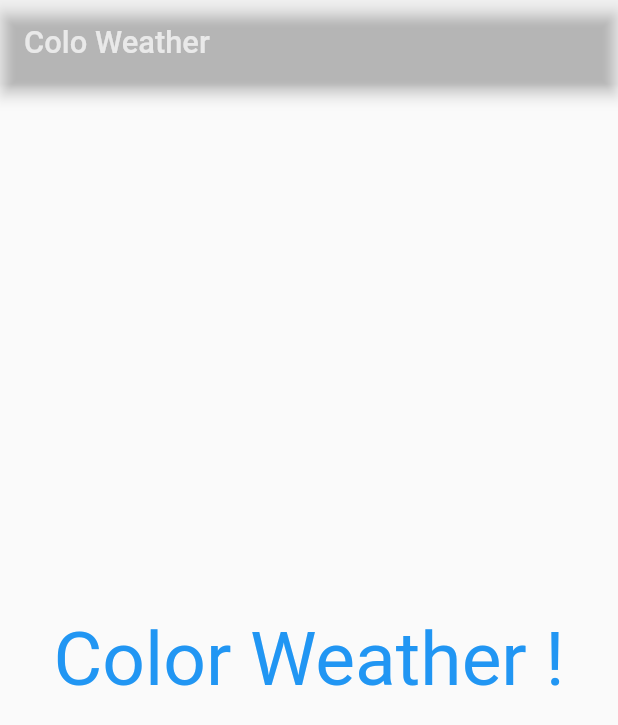
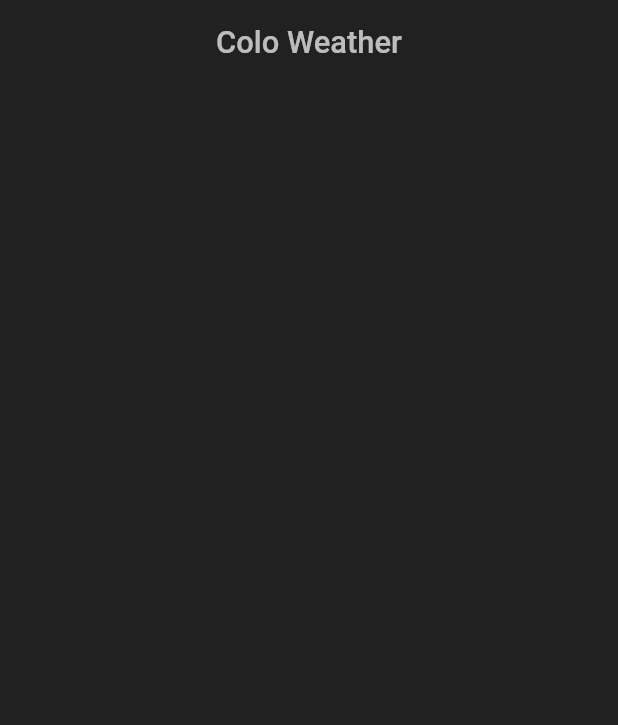
Before and after one commit to juanchosandox90/coloweather, a Flutter app: the screen it shows after launch, on a phone screen of 412 x 824 dp. Shown: the top 725 px of the screen. Run offline on Flutter 3.47's test engine with Material 2 defaults, Android fonts, the phone set to English and light mode, and no system bars.

Commit message:
dev_01_UIApproach  - Home approach. Delete Splash approach.

```diff
--- a/lib/main.dart
+++ b/lib/main.dart
@@ -1,15 +1,13 @@
 import 'package:flutter/material.dart';
-import 'screens/splash.dart';
+import 'package:coloweather/screens/homepage.dart';
+import 'package:intl/date_symbol_data_local.dart';
 
-void main() {
-  runApp(MyApp());
+main(List<String> args) {
+  initializeDateFormatting('pt_BR', null).then((_) {
+    runApp(MaterialApp(
+      home: HomePage(),
+      theme: ThemeData.light(),
+      debugShowCheckedModeBanner: false,
+    ));
+  });
 }
-
-class MyApp extends StatelessWidget {
-  @override
-  Widget build(BuildContext context) {
-    return MaterialApp(
-      home: Splash(),
-    );
-  }
-}
--- /dev/null
+++ b/lib/screens/homepage.dart
@@ -0,0 +1,44 @@
+import 'package:flutter/material.dart';
+import 'package:flutter/services.dart';
+import 'package:intl/intl.dart';
+
+class HomePage extends StatefulWidget {
+  final String latitude, longitude;
+
+  const HomePage({Key key, this.latitude, this.longitude}) : super(key: key);
+
+  @override
+  _HomePageState createState() => _HomePageState();
+}
+
+class _HomePageState extends State<HomePage> {
+  var formatData = DateFormat('YYYY, dd MMMM', 'pt_BR');
+  DateTime actualDate = DateTime.now();
+
+  @override
+  void initState() {
+    super.initState();
+  }
+
+  @override
+  Widget build(BuildContext context) {
+    SystemChrome.setPreferredOrientations(
+        [DeviceOrientation.portraitUp, DeviceOrientation.portraitDown]);
+    //double height = MediaQuery.of(context).size.height;
+    double width = MediaQuery.of(context).size.width;
+
+    return Scaffold(
+      backgroundColor: Colors.grey[900],
+      appBar: AppBar(
+        backgroundColor: Colors.transparent,
+        title: Text(
+          'Colo Weather',
+          style: TextStyle(
+              fontSize: width * 0.05, color: Colors.white.withOpacity(0.7)),
+        ),
+        centerTitle: true,
+        elevation: 0,
+      ),
+    );
+  }
+}
--- a/lib/screens/splash.dart
+++ /dev/null
@@ -1,51 +0,0 @@
-import 'dart:async';
-
-import 'package:flutter/material.dart';
-import 'package:geolocator/geolocator.dart';
-
-class Splash extends StatefulWidget {
-  @override
-  _SplashState createState() => _SplashState();
-}
-
-class _SplashState extends State<Splash> {
-  Position _position;
-  StreamSubscription<Position> _positionStream;
-  String latitude, longitude;
-
-  @override
-  void initState() {
-    super.initState();
-    var locationOptions =
-        LocationOptions(accuracy: LocationAccuracy.high, distanceFilter: 10);
-    _positionStream = Geolocator()
-        .getPositionStream(locationOptions)
-        .listen((Position position) {
-      _position = position;
-      latitude = position == null ? "Unknow" : position.latitude.toString();
-      longitude = position == null ? "Unknow" : position.longitude.toString();
-      print(latitude + ', ' + longitude);
-    });
-  }
-
-  @override
-  Widget build(BuildContext context) {
-    double width = MediaQuery.of(context).size.width;
-    return Scaffold(
-      appBar: AppBar(
-        backgroundColor: Colors.transparent,
-        title: Text(
-          "Colo Weather",
-          style: TextStyle(
-              fontSize: width * 0.05, color: Colors.white.withOpacity(0.7)),
-        ),
-      ),
-      body: Center(
-        child: Text(
-          "Color Weather !",
-          style: TextStyle(fontSize: 50, color: Colors.blue),
-        ),
-      ),
-    );
-  }
-}
--- a/pubspec.yaml
+++ b/pubspec.yaml
@@ -3,7 +3,6 @@ description: A new Flutter application.
 
 # The following line prevents the package from being accidentally published to
 # pub.dev using `pub publish`. This is preferred for private packages.
-publish_to: 'none' # Remove this line if you wish to publish to pub.dev
 
 # The following defines the version and build number for your application.
 # A version number is three numbers separated by dots, like 1.2.43
```
Also changed, not shown: 1 other file.
